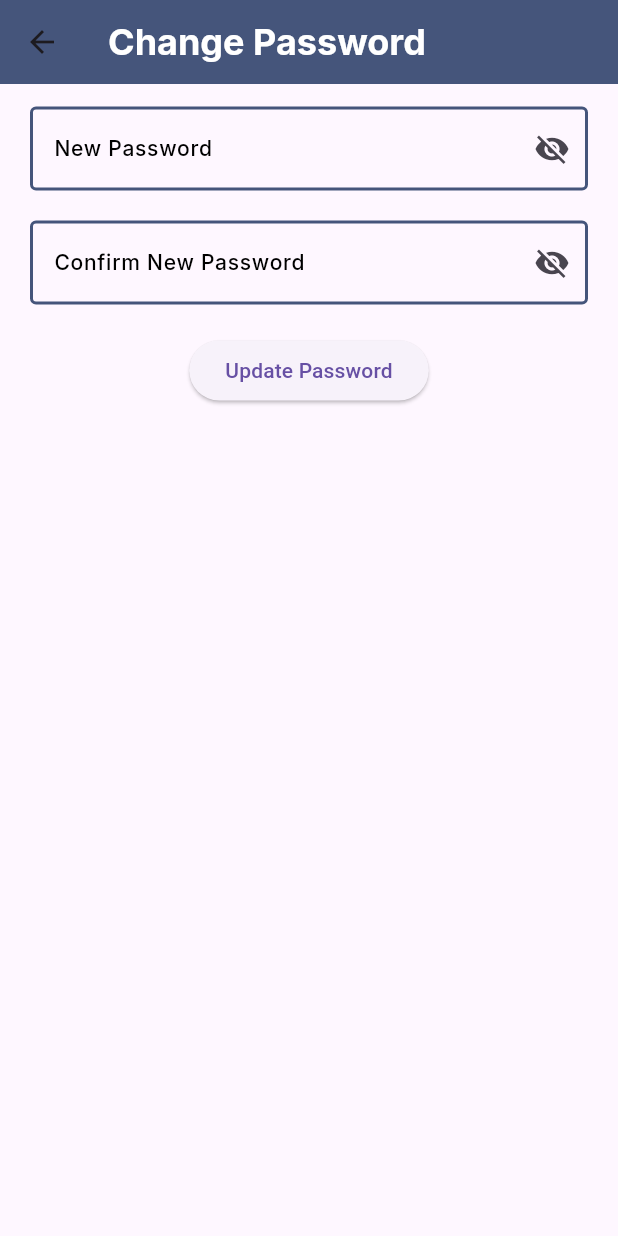
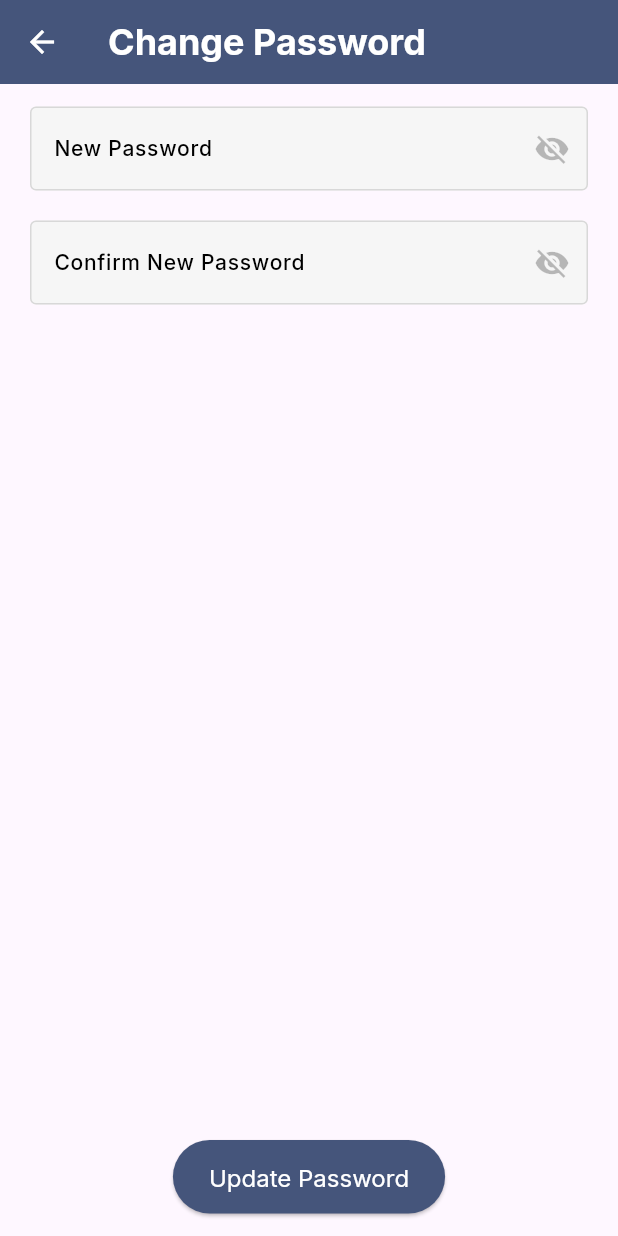
Before and after one commit to Alif-Fikri/JIR, a Flutter app: the ChangePasswordPage screen opened directly, on a phone screen of 412 x 824 dp. Run offline on Flutter 3.47's test engine with Material 3 defaults, Android fonts, the phone set to English and light mode, and no system bars; our stand-ins replace fl_chart, flutter_dotenv, flutter_map, geocoding, geolocator, google_fonts and 7 more; accounts and stored records are empty; network calls fail.

Commit message:
remake all profile page design

```diff
--- a/lib/main.dart
+++ b/lib/main.dart
@@ -5,6 +5,7 @@ import 'package:smartcitys/pages/home/flood/flood_monitoring.dart';
 import 'package:smartcitys/pages/home/home.dart';
 import 'package:hive_flutter/hive_flutter.dart';
 import 'package:flutter_dotenv/flutter_dotenv.dart';
+import 'package:smartcitys/pages/profile/profile.dart';
 
 void main() async {
   WidgetsFlutterBinding.ensureInitialized();
@@ -20,6 +21,6 @@ class MyApp extends StatelessWidget {
   @override
   Widget build(BuildContext context) {
     return MaterialApp(
-        title: 'Login Page', theme: ThemeData(), home: FloodMonitoringPage());
+        title: 'Login Page', theme: ThemeData(), home: ProfilePage());
   }
 }
--- a/lib/pages/profile/about.dart
+++ b/lib/pages/profile/about.dart
@@ -16,7 +16,7 @@ class AboutPage extends StatelessWidget {
         ),
         backgroundColor: const Color(0xff45557B),
         leading: IconButton(
-          icon: const Icon(Icons.arrow_back),
+          icon: const Icon(Icons.arrow_back, color: Colors.white,),
           onPressed: () {
             Navigator.pop(context);
           },
--- a/lib/pages/profile/privacy_policy.dart
+++ b/lib/pages/profile/privacy_policy.dart
@@ -16,7 +16,7 @@ class PrivacyPolicy extends StatelessWidget {
         ),
         backgroundColor: const Color(0xff45557B),
         leading: IconButton(
-          icon: const Icon(Icons.arrow_back),
+          icon: const Icon(Icons.arrow_back, color: Colors.white,),
           onPressed: () {
             Navigator.pop(context);
           },
--- a/lib/pages/profile/settings/change_password_page.dart
+++ b/lib/pages/profile/settings/change_password_page.dart
@@ -1,8 +1,16 @@
 import 'package:flutter/material.dart';
 import 'package:google_fonts/google_fonts.dart';
 
-class ChangePasswordPage extends StatelessWidget {
+class ChangePasswordPage extends StatefulWidget {
   const ChangePasswordPage({super.key});
+
+  @override
+  State<ChangePasswordPage> createState() => _ChangePasswordPageState();
+}
+
+class _ChangePasswordPageState extends State<ChangePasswordPage> {
+  bool _isObscured1 = true;
+  bool _isObscured2 = true;
 
   @override
   Widget build(BuildContext context) {
@@ -12,6 +20,13 @@ class ChangePasswordPage extends StatelessWidget {
         titleTextStyle: GoogleFonts.inter(
             fontSize: 24, fontWeight: FontWeight.w700, color: Colors.white),
         backgroundColor: const Color(0xff45557B),
+        leading: IconButton(
+          icon: const Icon(Icons.arrow_back),
+          color: Colors.white,
+          onPressed: () {
+            Navigator.pop(context);
+          },
+        ),
       ),
       body: Padding(
         padding: const EdgeInsets.symmetric(horizontal: 20.0, vertical: 15.0),
@@ -20,8 +35,20 @@ class ChangePasswordPage extends StatelessWidget {
             TextField(
               decoration: InputDecoration(
                 labelText: 'New Password',
-                suffixIcon: const Icon(Icons.visibility_off),
-                                hintStyle: GoogleFonts.inter(
+                suffixIcon: IconButton(
+                  icon: Icon(
+                    _isObscured1 ? Icons.visibility_off : Icons.visibility,
+                    color: Colors.black26,
+                  ),
+                  onPressed: () {
+                    setState(() {
+                      _isObscured1 = !_isObscured1;
+                    });
+                  },
+                ),
+                filled: true,
+                fillColor: Color(0xffF6F6F6),
+                hintStyle: GoogleFonts.inter(
                     fontSize: 14,
                     fontWeight: FontWeight.w500,
                     color: Colors.black),
@@ -30,20 +57,31 @@ class ChangePasswordPage extends StatelessWidget {
                     fontWeight: FontWeight.w500,
                     color: Colors.black),
                 enabledBorder: const OutlineInputBorder(
-                    borderSide:
-                        BorderSide(color: Color(0xff45557B), width: 2.0)),
+                    borderSide: BorderSide(color: Color(0xffD8D8D8))),
                 focusedBorder: const OutlineInputBorder(
                     borderSide:
                         BorderSide(color: Color(0xff45557B), width: 3.0)),
                 border: const OutlineInputBorder(),
               ),
-              obscureText: true,
+              obscureText: _isObscured1,
             ),
             const SizedBox(height: 20),
             TextField(
               decoration: InputDecoration(
                 labelText: 'Confirm New Password',
-                suffixIcon: const Icon(Icons.visibility_off),
+                suffixIcon: IconButton(
+                  icon: Icon(
+                    _isObscured2 ? Icons.visibility_off : Icons.visibility,
+                    color: Colors.black26,
+                  ),
+                  onPressed: () {
+                    setState(() {
+                      _isObscured2 = !_isObscured2;
+                    });
+                  },
+                ),
+                filled: true,
+                fillColor: Color(0xffF6F6F6),
                 hintStyle: GoogleFonts.inter(
                     fontSize: 14,
                     fontWeight: FontWeight.w500,
@@ -54,19 +92,24 @@ class ChangePasswordPage extends StatelessWidget {
                   color: Colors.black,
                 ),
                 enabledBorder: const OutlineInputBorder(
-                  borderSide: BorderSide(color: Color(0xff45557B), width: 2.0),
-                ),
+                    borderSide: BorderSide(color: Color(0xffD8D8D8))),
                 focusedBorder: const OutlineInputBorder(
                   borderSide: BorderSide(color: Color(0xff45557B), width: 3.0),
                 ),
-                border:
-                    const OutlineInputBorder(), // Tetap gunakan ini untuk memastikan ada border default
+                border: const OutlineInputBorder(),
               ),
-              obscureText: true,
+              obscureText: _isObscured2,
             ),
-            const SizedBox(height: 20),
+            Spacer(),
             ElevatedButton(
-              style: const ButtonStyle(),
+              style: ElevatedButton.styleFrom(
+                backgroundColor: const Color(0xff45557B),
+                foregroundColor: Colors.white,
+                padding:
+                    const EdgeInsets.symmetric(vertical: 15, horizontal: 24),
+                textStyle: GoogleFonts.inter(
+                    fontSize: 16, fontWeight: FontWeight.w400),
+              ),
               onPressed: () {},
               child: const Text('Update Password'),
             ),
--- a/lib/pages/profile/terms_of_service.dart
+++ b/lib/pages/profile/terms_of_service.dart
@@ -16,7 +16,7 @@ class TermsOfService extends StatelessWidget {
         ),
         backgroundColor: const Color(0xff45557B),
         leading: IconButton(
-          icon: const Icon(Icons.arrow_back),
+          icon: const Icon(Icons.arrow_back, color: Colors.white,),
           onPressed: () {
             Navigator.pop(context);
           },
--- a/pubspec.yaml
+++ b/pubspec.yaml
@@ -125,6 +125,7 @@ flutter:
     - assets/images/siaga.png
     - assets/images/lokasi.png
     - assets/images/ketinggian.png
+    - assets/images/group_38.png
     # An image asset can refer to one or more resolution-specific "variants", see
     # https://flutter.dev/assets-and-images/#resolution-aware
     # For details regarding adding assets from package dependencies, see
```
Also changed, not shown: lib/pages/profile/profile.dart (+91 -91 lines), lib/pages/profile/settings/settings_page.dart (+7 -0 lines), assets/images/group_38.png (added).
